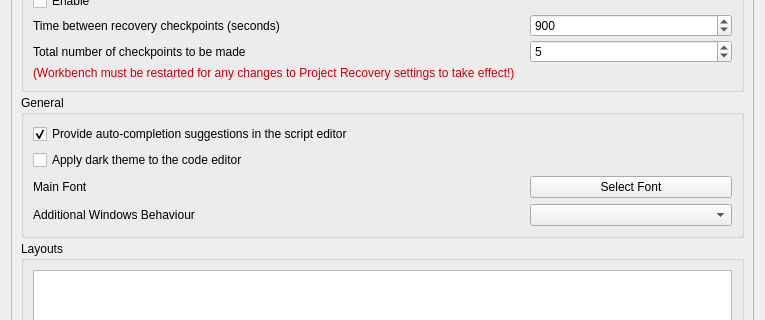
The window that qt/applications/workbench/workbench/widgets/settings/general/section_general.ui (mantidproject/mantid) describes before a commit, drawn with Qt 5; both pictures show x 0 to 765 and y 393 to 713 of the 765 by 875 pixel window.
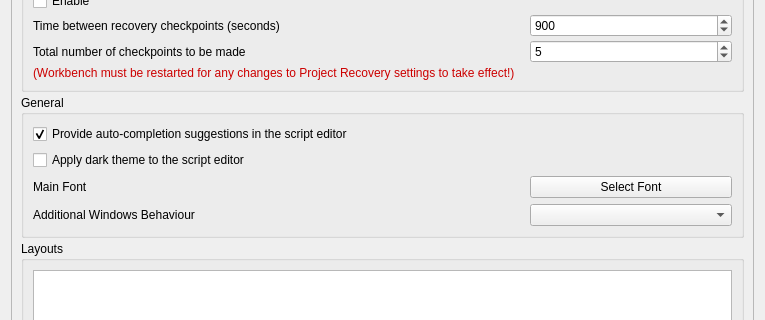
The same window after the commit.

Commit message: Apply suggestions from code review

Diff of the .ui file:
```diff
--- a/qt/applications/workbench/workbench/widgets/settings/general/section_general.ui
+++ b/qt/applications/workbench/workbench/widgets/settings/general/section_general.ui
@@ -416,7 +416,7 @@
                </sizepolicy>
               </property>
               <property name="text">
-               <string>Apply dark theme to the code editor</string>
+               <string>Apply dark theme to the script editor</string>
               </property>
               <property name="checked">
                <bool>false</bool>
```
The commit also changes 1 other file.
